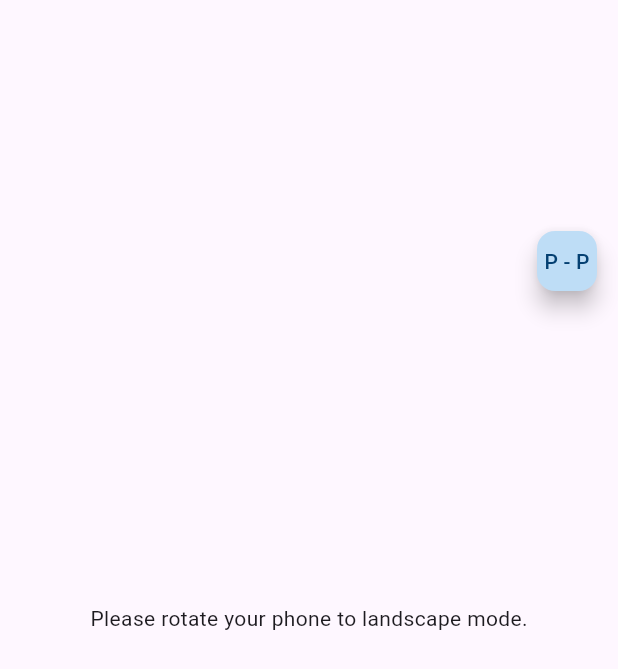
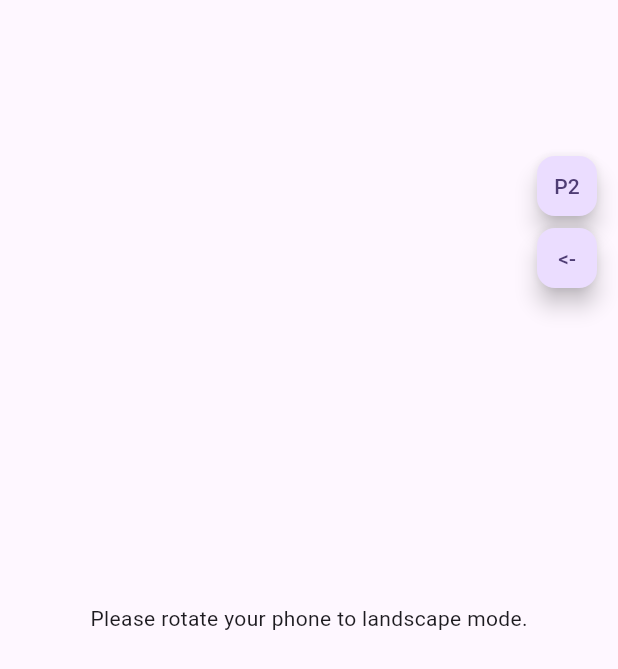
Before and after one commit to millanee/Better-Keyboard, a Flutter app: the screen it shows after launch, on a phone screen of 412 x 824 dp. Shown: the top 669 px of the screen. Run offline on Flutter 3.47's test engine with Material 3 defaults, Android fonts, the phone set to English and light mode, and no system bars.

Commit message:
feat: switch between left and right aligned keyboard in landscape mode

```diff
--- a/mc_keyboard/lib/landscape_keyboard.dart
+++ b/mc_keyboard/lib/landscape_keyboard.dart
@@ -16,6 +16,7 @@ class _LandscapeTypingScreenState extends State<LandscapeTypingScreen> {
 
   bool isShiftActive = false; // shift key state
   bool isFirstKeyPressed = true;
+  bool isLeft = false;
 
   bool disableKeys = false;
   bool enableBackspaceOnly = false;
@@ -122,43 +123,39 @@ class _LandscapeTypingScreenState extends State<LandscapeTypingScreen> {
         );
       });
     }
+    if (isLeft) {
       return Scaffold(
         body: Stack(
           children: [
             isLandscape
                 ? Column(
                   children: [
-                  // Left Side: Text Input
+                    // left side: text (innput)
                     Expanded(
                       flex: (MediaQuery.sizeOf(context).height * 3 / 4).floor(),
                       child: Padding(
-                      padding: const EdgeInsets.only(
-                        bottom: 16.0,
-                        top: 30.0,
-                        left: 16.0,
-                        right: 16.0,
-                      ),
-
+                        padding: const EdgeInsets.all(16.0),
                         child: Align(
                           alignment: Alignment.topLeft,
                           child: Text(
                             templateText,
-                          style: const TextStyle(
-                            fontSize: 20,
-                            fontWeight: FontWeight.w600,
+                            style: const TextStyle(fontSize: 24),
                           ),
                         ),
                       ),
                     ),
-                  ),
-
-                  Divider(height: 1, color: Colors.blue),
-
+                    Divider(height: 1),
                     Expanded(
                       flex: (MediaQuery.sizeOf(context).height * 2 / 4).floor(),
                       child: Row(
                         children: [
-                        // Left Bottom - Typed Text
+                          SizedBox(
+                            width: 0.8 * MediaQuery.sizeOf(context).height,
+                            height: MediaQuery.sizeOf(context).width * 0.30,
+                            child: buildKeyboard(),
+                          ),
+                          const VerticalDivider(width: 10),
+                          // Left bottom -> typed text
                           Expanded(
                             flex: 3,
                             child: Container(
@@ -166,22 +163,102 @@ class _LandscapeTypingScreenState extends State<LandscapeTypingScreen> {
                                 alignment: Alignment.topLeft,
                                 child: SingleChildScrollView(
                                   reverse: true,
-                                padding: const EdgeInsets.all(16.0),
+                                  padding: const EdgeInsets.all(4.0),
                                   child: Text(
                                     typedText,
-                                  style: const TextStyle(
-                                    fontSize: 20,
-                                    color: Color.fromARGB(255, 97, 97, 97),
-                                  ),
+                                    style: const TextStyle(fontSize: 24),
                                   ),
                                 ),
                               ),
                             ),
                           ),
 
-                        // Right Bottom - Keyboard
-                        const VerticalDivider(width: 10, color: Colors.blue),
-
+                          // Right bottom -> keyboard
+                        ],
+                      ),
+                    ),
+                  ],
+                )
+                : const Center(
+                  child: Text("Please rotate your phone to landscape mode."),
+                ),
+            Positioned(
+              right: 10,
+              top: 100,
+              child: Column(
+                children: [
+                  FloatingActionButton(
+                    mini: true,
+                    onPressed: () {
+                      Navigator.push(
+                        context,
+                        MaterialPageRoute(
+                          builder: (context) => const PortraitTypingScreen(),
+                        ),
+                      );
+                    },
+                    child: const Text("P2"),
+                  ),
+                  FloatingActionButton(
+                    mini: true,
+                    onPressed: () {
+                      setState(() {
+                        isLeft = false;
+                      });
+                    },
+                    child: Text('->'),
+                  ),
+                ],
+              ),
+            ),
+          ],
+        ),
+      );
+    } else {
+      return Scaffold(
+        body: Stack(
+          children: [
+            isLandscape
+                ? Column(
+                  children: [
+                    // left side: text (innput)
+                    Expanded(
+                      flex: (MediaQuery.sizeOf(context).height * 3 / 4).floor(),
+                      child: Padding(
+                        padding: const EdgeInsets.all(16.0),
+                        child: Align(
+                          alignment: Alignment.topLeft,
+                          child: Text(
+                            templateText,
+                            style: const TextStyle(fontSize: 24),
+                          ),
+                        ),
+                      ),
+                    ),
+                    Divider(height: 1),
+                    Expanded(
+                      flex: (MediaQuery.sizeOf(context).height * 2 / 4).floor(),
+                      child: Row(
+                        children: [
+                          // Left bottom -> typed text
+                          Expanded(
+                            flex: 3,
+                            child: Container(
+                              child: Align(
+                                alignment: Alignment.topLeft,
+                                child: SingleChildScrollView(
+                                  reverse: true,
+                                  padding: const EdgeInsets.all(4.0),
+                                  child: Text(
+                                    typedText,
+                                    style: const TextStyle(fontSize: 24),
+                                  ),
+                                ),
+                              ),
+                            ),
+                          ),
+                          const VerticalDivider(width: 10),
+                          // Right bottom -> keyboard
                           SizedBox(
                             width: 0.8 * MediaQuery.sizeOf(context).height,
                             height: MediaQuery.sizeOf(context).width * 0.30,
@@ -195,14 +272,13 @@ class _LandscapeTypingScreenState extends State<LandscapeTypingScreen> {
                 : const Center(
                   child: Text("Please rotate your phone to landscape mode."),
                 ),
-
             Positioned(
               right: 10,
-            top: 150,
-            child: FloatingActionButton(
+              top: 100,
+              child: Column(
+                children: [
+                  FloatingActionButton(
                     mini: true,
-              backgroundColor: const Color.fromARGB(255, 190, 221, 246),
-
                     onPressed: () {
                       Navigator.push(
                         context,
@@ -211,15 +287,24 @@ class _LandscapeTypingScreenState extends State<LandscapeTypingScreen> {
                         ),
                       );
                     },
-              child: const Text(
-                "P - P",
-                style: TextStyle(color: Color.fromARGB(255, 4, 64, 114)),
+                    child: const Text("P2"),
                   ),
+                  FloatingActionButton(
+                    mini: true,
+                    onPressed: () {
+                      setState(() {
+                        isLeft = true;
+                      });
+                    },
+                    child: const Text("<-"),
+                  ),
+                ],
               ),
             ),
           ],
         ),
       );
+    }
   }
 
   Widget buildKeyboard() {
```
Lines whose indentation alone changed are shown as unchanged.
